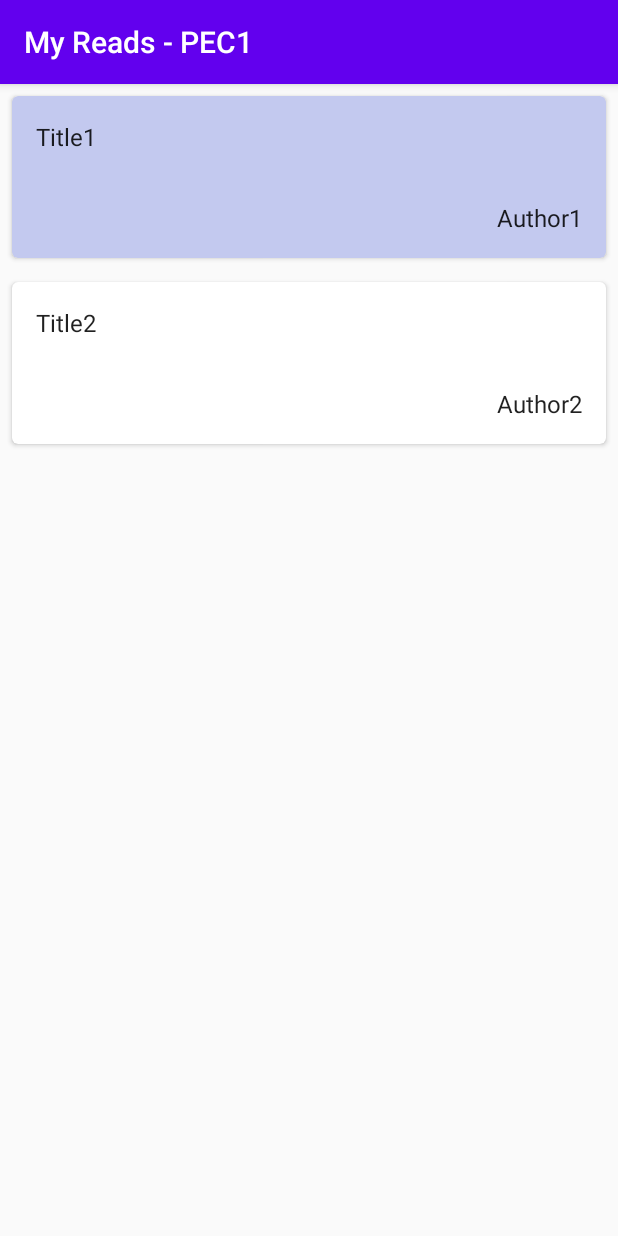
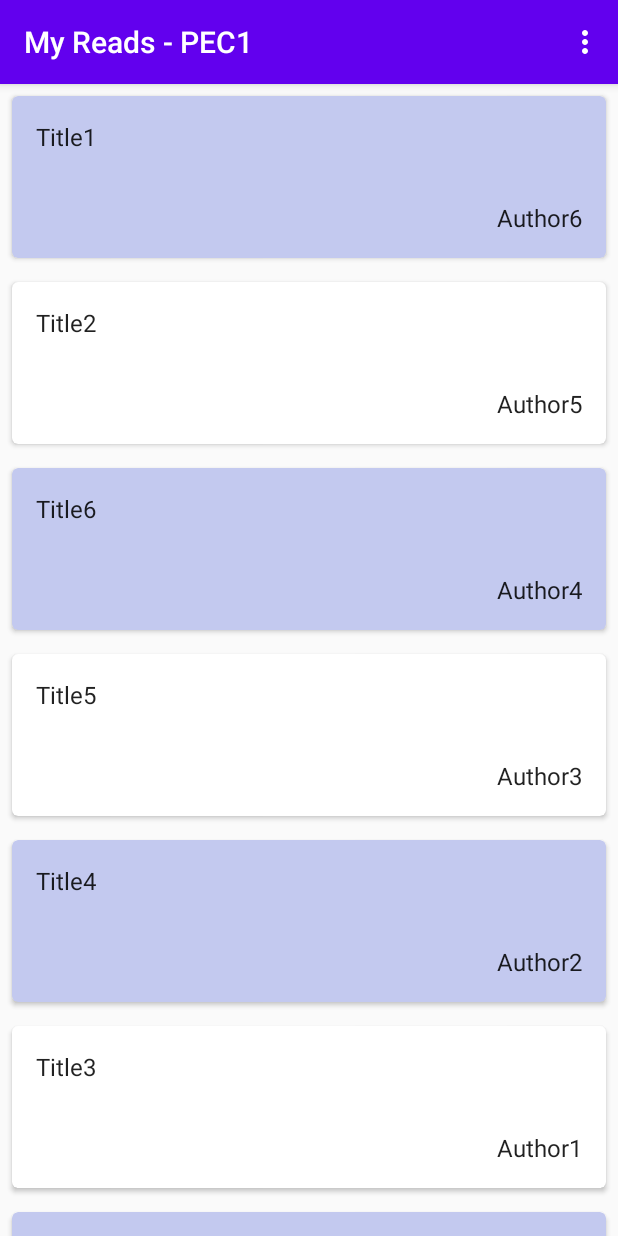
Before and after one commit to Koda-Uz/MyReads_PEC1, an Android app: the screen it shows after launch (BookListActivity), on a phone screen of 412 x 824 dp. Run offline under Robolectric (Android 15) with nearby library versions, the phone set to English and light mode, and no system bars; 1 statement that could not run was skipped.

Commit message:
Exercise 4

```diff
--- a/app/src/main/java/edu/uoc/android/myreads_pec1/BookDetailFragment.kt
+++ b/app/src/main/java/edu/uoc/android/myreads_pec1/BookDetailFragment.kt
@@ -30,7 +30,11 @@ class BookDetailFragment : Fragment() {
          */
         arguments?.let {
             if (it.containsKey(ARG_ITEM_ID)) {
-                book = BookModel.ITEMS[it.getInt(ARG_ITEM_ID)]
+                /**
+                 * Locates book in [BookModel.BOOK_MAP]
+                 * Book id is not always equal to position in [BookModel.BOOKS]
+                 */
+                book = BookModel.BOOK_MAP[it.getInt(ARG_ITEM_ID)]
                 activity?.findViewById<CollapsingToolbarLayout>(R.id.collapsing_toolbar_layout)?.title = book?.title
             }
         }
--- a/app/src/main/java/edu/uoc/android/myreads_pec1/BookListActivity.kt
+++ b/app/src/main/java/edu/uoc/android/myreads_pec1/BookListActivity.kt
@@ -1,6 +1,8 @@
 package edu.uoc.android.myreads_pec1
 
 import android.os.Bundle
+import android.view.Menu
+import android.view.MenuItem
 import androidx.appcompat.app.AppCompatActivity
 import androidx.recyclerview.widget.RecyclerView
 import edu.uoc.android.myreads_pec1.adapter.RecyclerViewAdapter
@@ -43,12 +45,39 @@ class BookListActivity : AppCompatActivity() {
     }
 
     /**
-     * Sets up RecyclerView with [BookModel.ITEMS]
+     * Adds menu_list to view
+     */
+    override fun onCreateOptionsMenu(menu: Menu?): Boolean {
+        menuInflater.inflate(R.menu.menu_list, menu)
+        return true
+    }
+
+    /**
+     * Handles menu items and shorts [BookModel.BOOKS]
+     */
+    override fun onOptionsItemSelected(item: MenuItem): Boolean {
+        // Handle item selection
+        return when (item.itemId) {
+            R.id.sort_by_title -> {
+                BookModel.BOOKS.sortBy { it.title }
+                setupRecyclerView(book_list)
+                true
+            }
+            R.id.sort_by_author -> {
+                BookModel.BOOKS.sortBy { it.author }
+                setupRecyclerView(book_list)
+                true
+            }
+            else -> super.onOptionsItemSelected(item)
+        }
+    }
+
+    /**
+     * Sets up RecyclerView with [BookModel.BOOKS]
      */
     private fun setupRecyclerView(recyclerView: RecyclerView) {
-        recyclerView.adapter = RecyclerViewAdapter(BookModel.ITEMS,
+        recyclerView.adapter = RecyclerViewAdapter(BookModel.BOOKS,
             twoPane, supportFragmentManager)
 
     }
-
 }
--- a/app/src/main/java/edu/uoc/android/myreads_pec1/adapter/RecyclerViewAdapter.kt
+++ b/app/src/main/java/edu/uoc/android/myreads_pec1/adapter/RecyclerViewAdapter.kt
@@ -89,7 +89,7 @@ class RecyclerViewAdapter(private val myData: MutableList<BookModel.BookItem>,
         val book = myData[position]
         holder.title.text = book.title
         holder.author.text = book.author
-        holder.id = position
+        holder.id = book.id
         with(holder.itemView) {
             tag = book
             setOnClickListener (onClickListener)
--- a/app/src/main/java/edu/uoc/android/myreads_pec1/model/BookModel.kt
+++ b/app/src/main/java/edu/uoc/android/myreads_pec1/model/BookModel.kt
@@ -2,6 +2,7 @@ package edu.uoc.android.myreads_pec1.model
 
 import java.util.*
 import kotlin.collections.ArrayList
+import kotlin.collections.HashMap
 
 /**
  * Object [BookModel] Contains static array of books
@@ -9,20 +10,58 @@ import kotlin.collections.ArrayList
  */
 object BookModel {
 
-    val ITEMS: MutableList<BookItem> = ArrayList()
+    /**
+     * Book list, can be sorted
+     */
+    val BOOKS: MutableList<BookItem> = ArrayList()
+
+    /**
+     * Book map, used for obtaining book data with an id
+     */
+    val BOOK_MAP: MutableMap<Int, BookItem> = HashMap()
 
     /**
      * Initializes model with mock Data
      */
     init {
-        val firstBook = BookItem(0, "Title1", "Author1", Date(),
+
+        val book1 = BookItem(0, "Title1", "Author6", Date(),
             "Description", null
         )
-        val secondBook = BookItem(1, "Title2", "Author2", Date(),
+        val book2 = BookItem(1, "Title2", "Author5", Date(),
             "Description2", null)
+        val book3 = BookItem(2, "Title6", "Author4", Date(),
+            "Description3", null
+        )
+        val book4 = BookItem(3, "Title5", "Author3", Date(),
+            "Description4", null)
+        val book5 = BookItem(4, "Title4", "Author2", Date(),
+            "Description5", null
+        )
+        val book6 = BookItem(5, "Title3", "Author1", Date(),
+            "Description6", null)
+        val book7 = BookItem(6, "Title8", "Author7", Date(),
+            "Description7", null
+        )
+        val book8 = BookItem(7, "Title7", "Author8", Date(),
+            "Description8", null)
 
-        ITEMS.add(firstBook)
-        ITEMS.add(secondBook)
+        addBook(book1)
+        addBook(book2)
+        addBook(book3)
+        addBook(book4)
+        addBook(book5)
+        addBook(book6)
+        addBook(book7)
+        addBook(book8)
+    }
+
+    /**
+     * Adds [bookItem] to [BOOKS] and [BOOK_MAP]
+     */
+    private fun addBook(bookItem: BookItem) {
+        BOOKS.add(bookItem)
+        BOOK_MAP[bookItem.id] = bookItem
     }
 
     /**
--- /dev/null
+++ b/app/src/main/res/menu/menu_list.xml
@@ -0,0 +1,10 @@
+<?xml version="1.0" encoding="utf-8"?>
+<menu xmlns:android="http://schemas.android.com/apk/res/android">
+
+    <item
+        android:id="@+id/sort_by_title"
+        android:title="@string/sort_by_title" />
+    <item
+        android:id="@+id/sort_by_author"
+        android:title="@string/sort_by_author" />
+</menu>
--- a/app/src/main/res/values/strings.xml
+++ b/app/src/main/res/values/strings.xml
@@ -2,4 +2,6 @@
     <string name="app_name">My Reads - PEC1</string>
     <string name="book_sample_details">Book details...</string>
     <string name="book_picture">Book picture</string>
+    <string name="sort_by_title">Sort by title</string>
+    <string name="sort_by_author">Sort by author</string>
 </resources>
```
